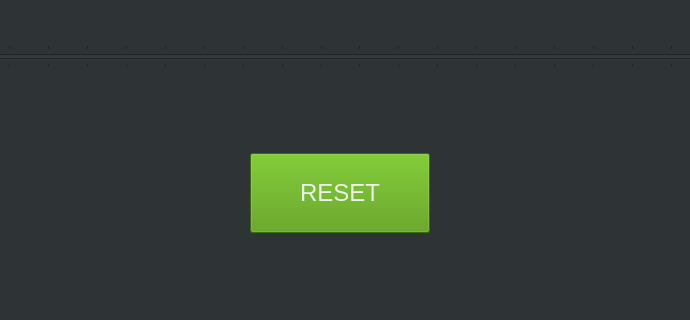
The window that LoadControlGUI/Rev2.0/LoadControlGUI_Man.ui (USAFACyberPower/CyberPower) describes before a commit, drawn with Qt 5; both pictures show x 342 to 1032 and y 448 to 768 of the 1366 by 768 pixel window.
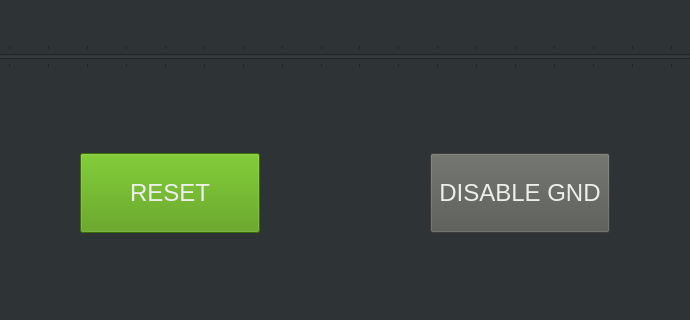
The same window after the commit. The open tabs and pages were chosen to show the change.

Commit message: Added 'disable ground' functionality.

```diff
--- a/LoadControlGUI/Rev2.0/LoadControlGUI_Man.ui
+++ b/LoadControlGUI/Rev2.0/LoadControlGUI_Man.ui
@@ -289,7 +289,7 @@
       <widget class="QPushButton" name="btn_loadResetB">
        <property name="geometry">
         <rect>
-         <x>520</x>
+         <x>350</x>
          <y>590</y>
          <width>180</width>
          <height>80</height>
@@ -354,6 +354,40 @@
         <string>ENABLE LOAD</string>
        </property>
       </widget>
+      <widget class="QPushButton" name="btn_loadGNDB">
+       <property name="geometry">
+        <rect>
+         <x>700</x>
+         <y>590</y>
+         <width>180</width>
+         <height>80</height>
+        </rect>
+       </property>
+       <property name="minimumSize">
+        <size>
+         <width>180</width>
+         <height>80</height>
+        </size>
+       </property>
+       <property name="maximumSize">
+        <size>
+         <width>180</width>
+         <height>80</height>
+        </size>
+       </property>
+       <property name="font">
+        <font>
+         <pointsize>18</pointsize>
+        </font>
+       </property>
+       <property name="styleSheet">
+        <string notr="true">color: rgb(238, 238, 236);
+background-color: rgb(85, 87, 83);</string>
+       </property>
+       <property name="text">
+        <string>DISABLE GND</string>
+       </property>
+      </widget>
      </widget>
      <widget class="QWidget" name="unbalanced">
       <widget class="QWidget" name="gridLayoutWidget_2">
```
Left out of the diff: 36 changed lines with no effect on the pictures. The commit also changes 2 other files.
